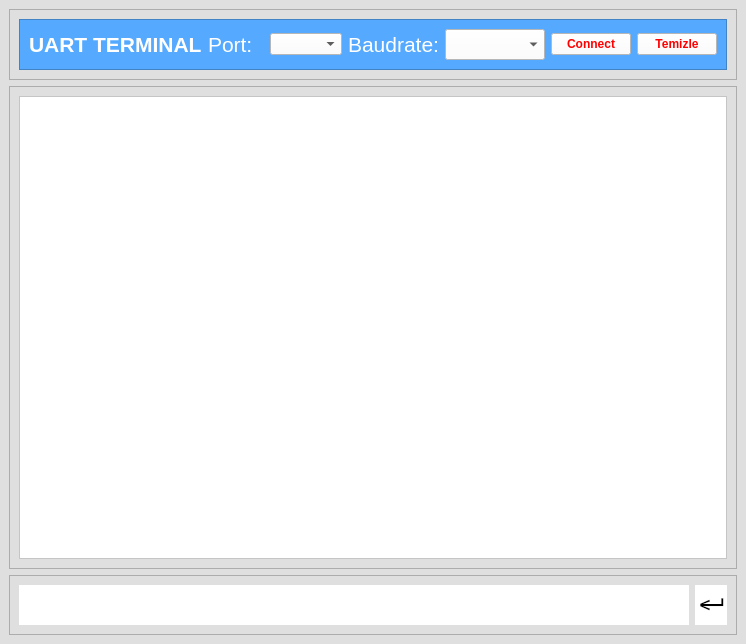
This is mainwindow.ui in ademylmz34/uart-terminal-linux as Qt 5 draws it before an edit. The edited form follows.
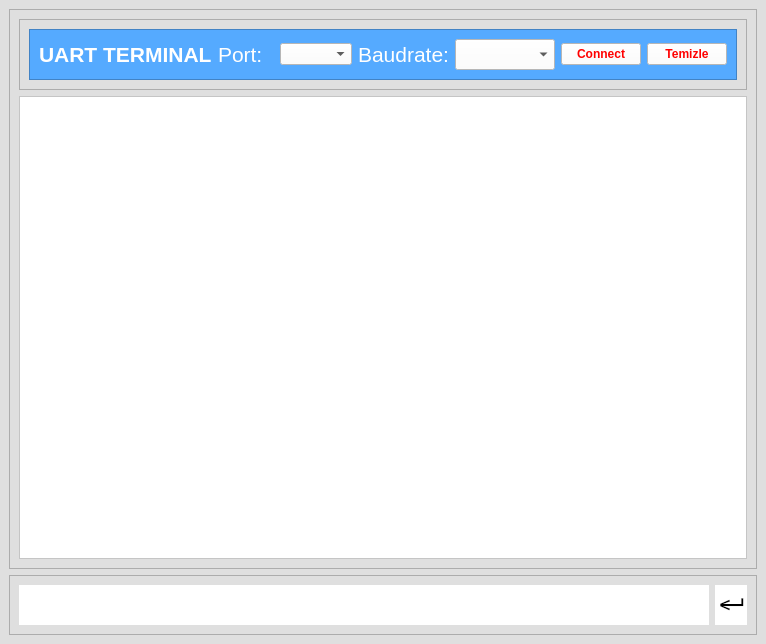
This is the edited form.

The edit to the form file:
```diff
--- a/mainwindow.ui
+++ b/mainwindow.ui
@@ -6,7 +6,7 @@
    <rect>
     <x>0</x>
     <y>0</y>
-    <width>746</width>
+    <width>766</width>
     <height>644</height>
    </rect>
   </property>
@@ -34,6 +34,15 @@
   <widget class="QWidget" name="centralwidget">
    <layout class="QVBoxLayout" name="verticalLayout_2">
     <item>
+     <widget class="QFrame" name="frame_2">
+      <property name="frameShape">
+       <enum>QFrame::Shape::StyledPanel</enum>
+      </property>
+      <property name="frameShadow">
+       <enum>QFrame::Shadow::Raised</enum>
+      </property>
+      <layout class="QVBoxLayout" name="verticalLayout_3">
+       <item>
      <widget class="QFrame" name="frame_4">
       <property name="minimumSize">
        <size>
@@ -176,15 +185,6 @@
       </layout>
      </widget>
     </item>
-    <item>
-     <widget class="QFrame" name="frame_2">
-      <property name="frameShape">
-       <enum>QFrame::Shape::StyledPanel</enum>
-      </property>
-      <property name="frameShadow">
-       <enum>QFrame::Shadow::Raised</enum>
-      </property>
-      <layout class="QVBoxLayout" name="verticalLayout_3">
        <item>
         <widget class="QPlainTextEdit" name="plainTextEdit">
          <property name="styleSheet">
```
Lines whose indentation alone changed are shown as unchanged.
